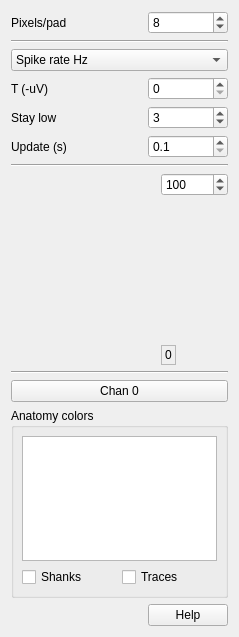
Qt form Forms/SVShankViewTab.ui (billkarsh/SpikeGLX) before a commit.
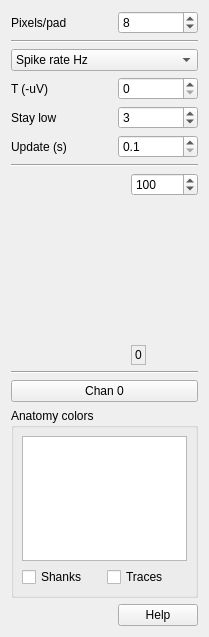
The same form after that commit. Custom widgets are drawn as their Qt base class.

Diff of the .ui file:
```diff
--- a/Forms/SVShankViewTab.ui
+++ b/Forms/SVShankViewTab.ui
@@ -6,7 +6,7 @@
    <rect>
     <x>0</x>
     <y>0</y>
-    <width>239</width>
+    <width>209</width>
     <height>637</height>
    </rect>
   </property>
```
